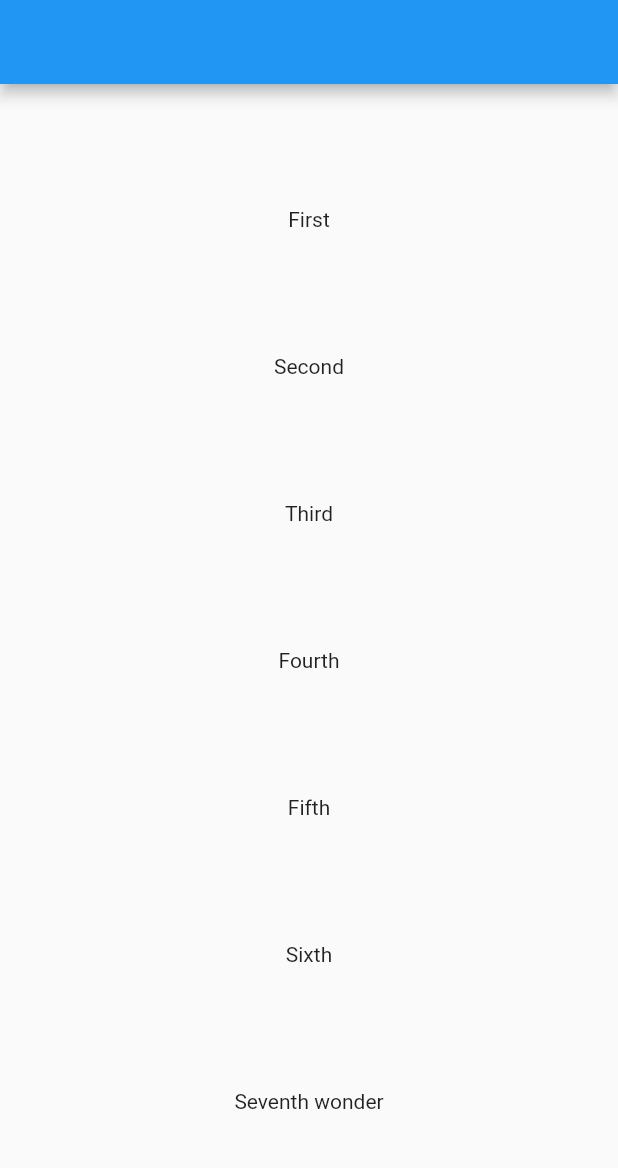
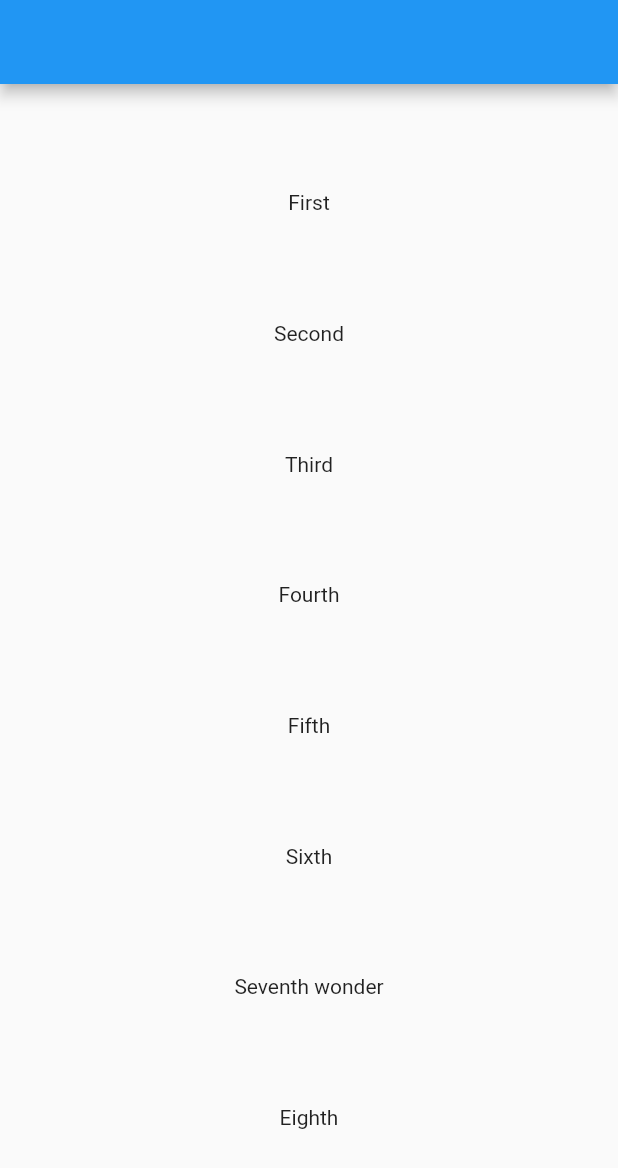
Before and after one commit to Madhu1913/gitprac, a Flutter app: the screen it shows after launch, on a phone screen of 412 x 824 dp. Shown: the top 1168 px of the screen. Run offline on Flutter 3.47's test engine with Material 2 defaults, Android fonts, the phone set to English and light mode, and no system bars.

Commit message:
changed row to column added a texts

```diff
--- a/lib/main.dart
+++ b/lib/main.dart
@@ -37,6 +37,7 @@ class _FirstScreenState extends State<FirstScreen> {
             Text('Fifth'),
             Text('Sixth'),
             Text('Seventh wonder'),
+            Text('Eighth'),
           ],
         ),
       ),
```
